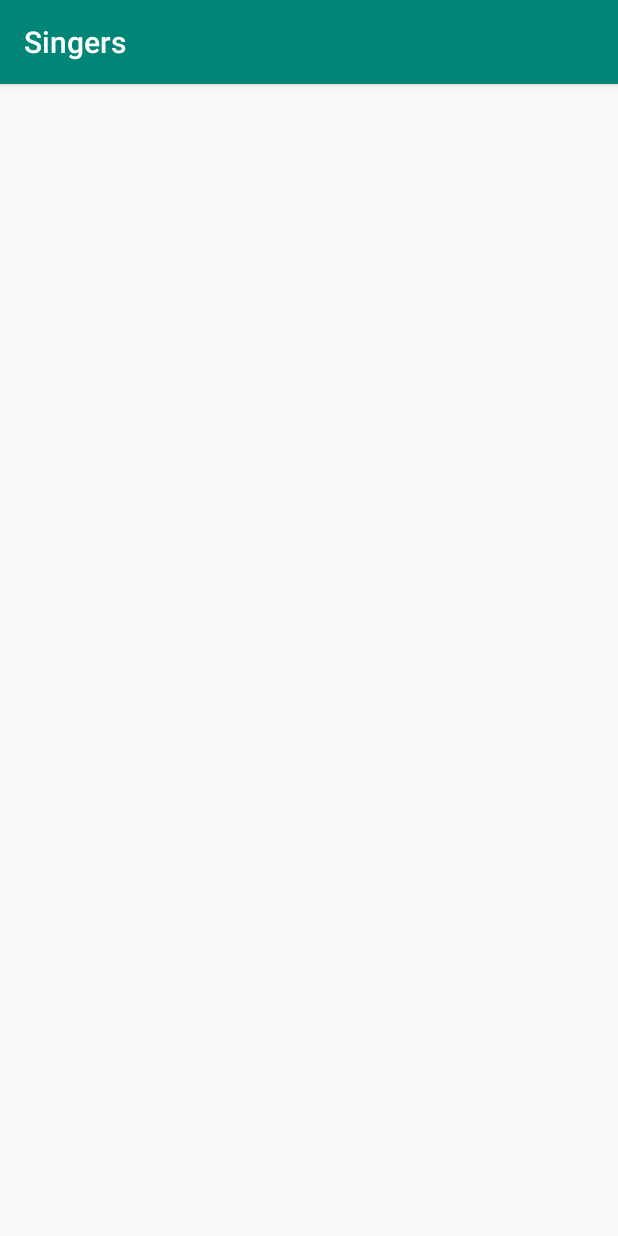
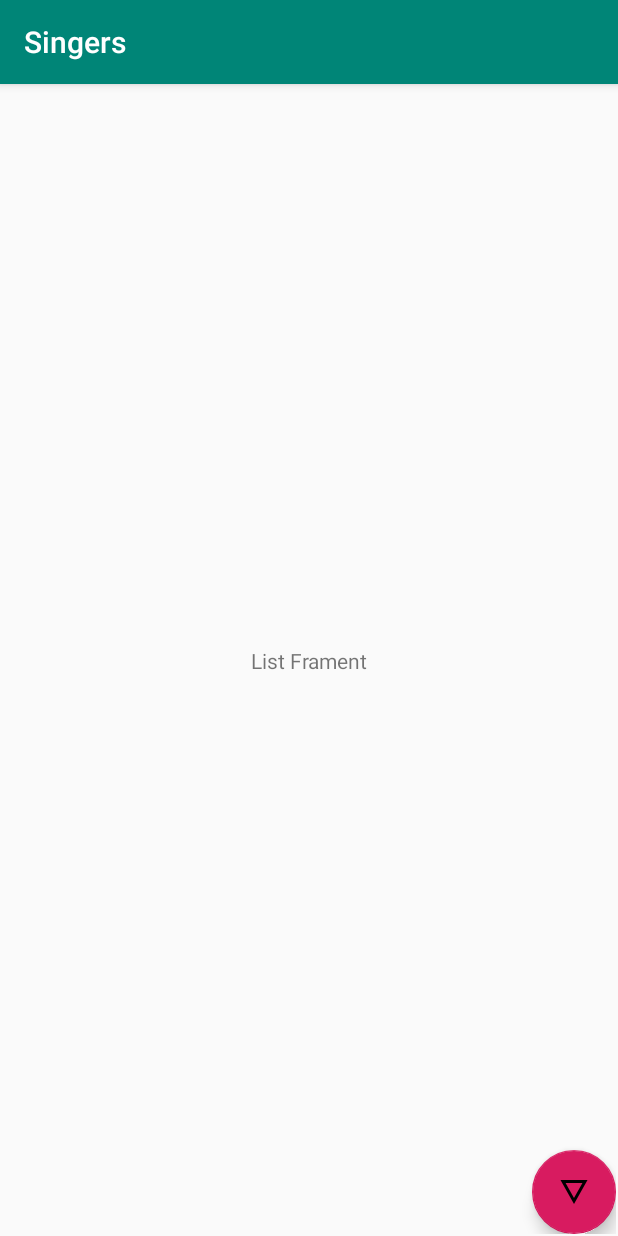
Before and after one commit to HeyKelven/Learning-Kotlin, an Android app: the screen it shows after launch (MainActivity), on a phone screen of 412 x 824 dp. Run offline under Robolectric (Android 15) with nearby library versions, the phone set to English and light mode, and no system bars; our stand-ins replace data binding.

Commit message:
Second class

```diff
--- /dev/null
+++ b/app/src/main/res/drawable/ic_details.xml
@@ -0,0 +1,9 @@
+<vector xmlns:android="http://schemas.android.com/apk/res/android"
+        android:width="24dp"
+        android:height="24dp"
+        android:viewportWidth="24.0"
+        android:viewportHeight="24.0">
+    <path
+        android:fillColor="#FF000000"
+        android:pathData="M3,4l9,16 9,-16L3,4zM6.38,6h11.25L12,16 6.38,6z"/>
+</vector>
--- a/app/src/main/res/layout/fragment_list.xml
+++ b/app/src/main/res/layout/fragment_list.xml
@@ -1,11 +1,30 @@
 <layout xmlns:android="http://schemas.android.com/apk/res/android"
+    xmlns:app="http://schemas.android.com/apk/res-auto"
     xmlns:tools="http://schemas.android.com/tools">
 
-    <FrameLayout
+    <androidx.constraintlayout.widget.ConstraintLayout
         android:layout_width="match_parent"
         android:layout_height="match_parent"
         tools:context="com.example.singers.view.ListFragment">
 
 
-    </FrameLayout>
+        <TextView
+            android:id="@+id/textView"
+            android:layout_width="wrap_content"
+            android:layout_height="wrap_content"
+            android:text="List Frament"
+            app:layout_constraintBottom_toBottomOf="parent"
+            app:layout_constraintEnd_toEndOf="parent"
+            app:layout_constraintStart_toStartOf="parent"
+            app:layout_constraintTop_toTopOf="parent" />
+
+        <com.google.android.material.floatingactionbutton.FloatingActionButton
+            android:id="@+id/floatingActionButton"
+            android:layout_width="wrap_content"
+            android:layout_height="wrap_content"
+            android:clickable="true"
+            app:layout_constraintBottom_toBottomOf="parent"
+            app:layout_constraintEnd_toEndOf="parent"
+            app:srcCompat="@drawable/ic_details" />
+    </androidx.constraintlayout.widget.ConstraintLayout>
 </layout>
```
Also changed, not shown: app/src/main/res/drawable/ic_list.xml (added, +9 -0 lines), app/src/main/res/layout/fragment_detail.xml (+21 -2 lines).
